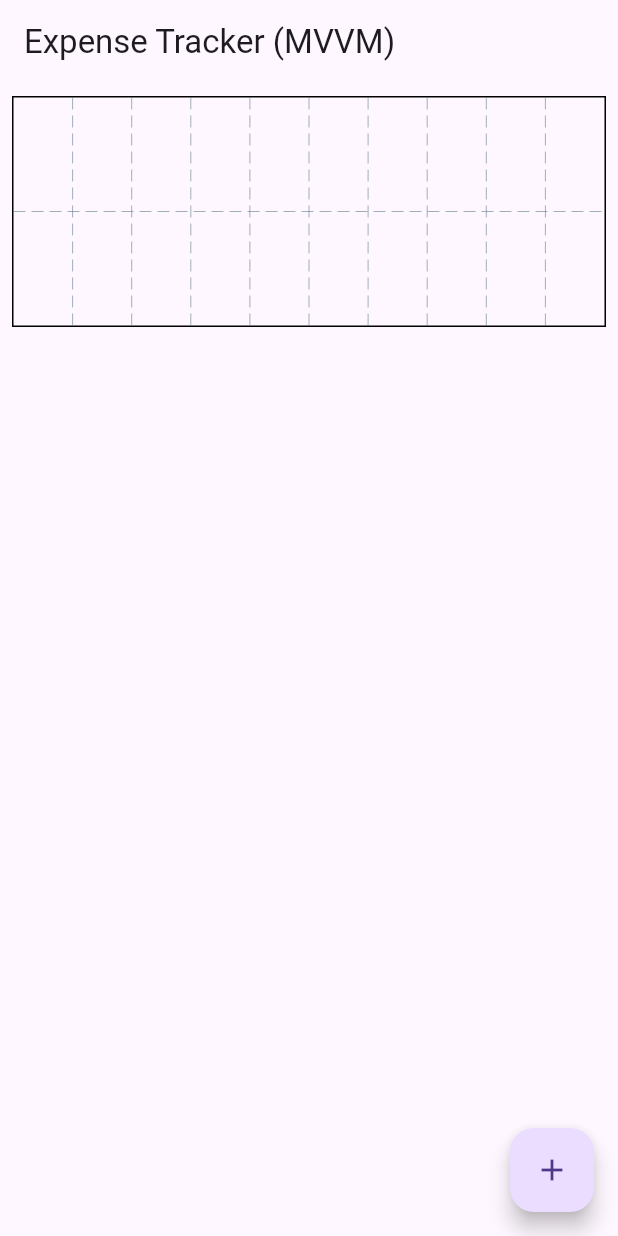
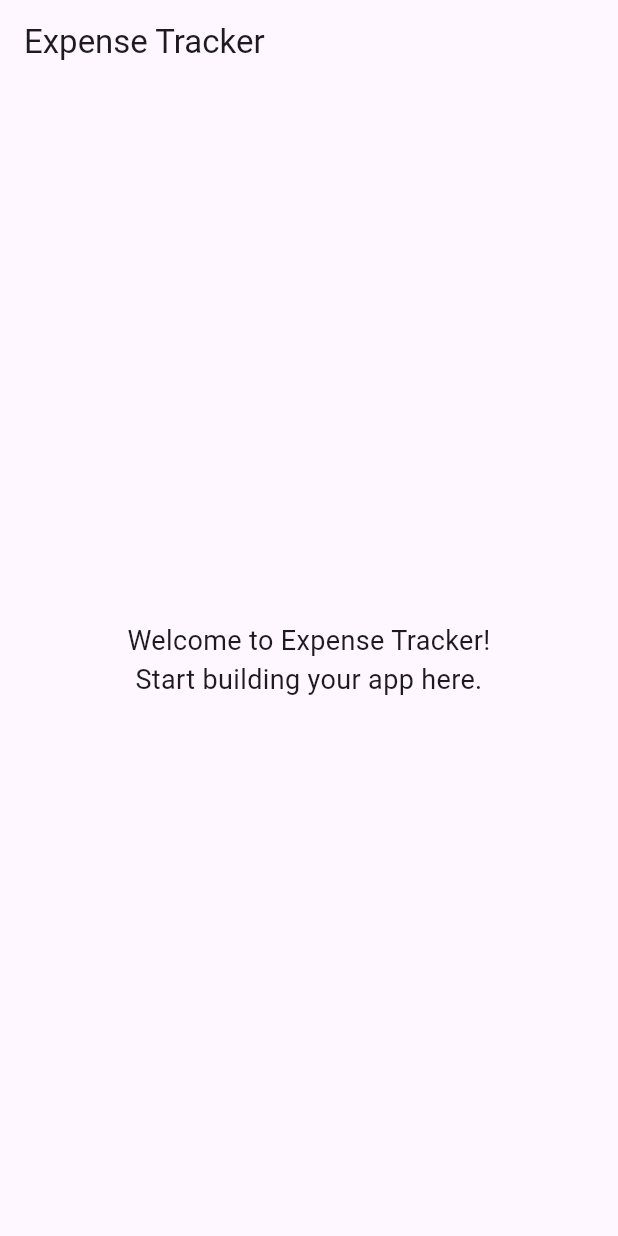
Before and after one commit to 1809gaurav/AppDev_ExpenseTracker, a Flutter app: the screen it shows after launch, on a phone screen of 412 x 824 dp. Run offline on Flutter 3.47's test engine with Material 3 defaults, Android fonts, the phone set to English and light mode, and no system bars; drawn by our look-alikes of fl_chart.

Commit message:
Updated Files

```diff
--- a/lib/main.dart
+++ b/lib/main.dart
@@ -1,9 +1,4 @@
-// main.dart
-
 import 'package:flutter/material.dart';
-import 'package:provider/provider.dart';
-import 'viewmodels/expense_viewmodel.dart';
-import 'views/expense_view.dart';
 
 void main() {
   runApp(const MyApp());
@@ -14,13 +9,29 @@ class MyApp extends StatelessWidget {
 
   @override
   Widget build(BuildContext context) {
-    // Provide the ViewModel to the widget tree
-    return ChangeNotifierProvider(
-      create: (context) => ExpenseViewModel(),
-      child: MaterialApp(
-        title: 'Expense Tracker (MVVM)',
-        theme: ThemeData(primarySwatch: Colors.blue),
-        home: const ExpenseView(),
+    return MaterialApp(
+      title: 'Expense Tracker',
+      theme: ThemeData(primarySwatch: Colors.blue),
+      home: const HomePage(),
+    );
+  }
+}
+
+class HomePage extends StatelessWidget {
+  const HomePage({super.key});
+
+  @override
+  Widget build(BuildContext context) {
+    return Scaffold(
+      appBar: AppBar(
+        title: const Text('Expense Tracker'),
+      ),
+      body: const Center(
+        child: Text(
+          'Welcome to Expense Tracker!\nStart building your app here.',
+          textAlign: TextAlign.center,
+          style: TextStyle(fontSize: 18),
+        ),
       ),
     );
   }
--- a/lib/models/expense_model.dart
+++ b/lib/models/expense_model.dart
@@ -1,6 +1,5 @@
+// TODO: Define your Expense model here
+// Consider what properties an expense should have
 class Expense {
-  final double amount;
-  final DateTime date;
-
-  Expense({required this.amount, required this.date});
+  // Add your expense properties here
 }
--- a/lib/viewmodels/expense_viewmodel.dart
+++ b/lib/viewmodels/expense_viewmodel.dart
@@ -1,30 +1,13 @@
 import 'package:flutter/material.dart';
-import 'dart:collection';
-import '../models/expense_model.dart';
+// import '../models/expense_model.dart'; // Uncomment when you implement the model
 
+// TODO: Implement your ExpenseViewModel using MVVM pattern
+// This should handle the business logic for managing expenses
 class ExpenseViewModel extends ChangeNotifier {
-  final List<Expense> _expenses = [];
-
-  // Provides an unmodifiable view of the expenses list
-  UnmodifiableListView<Expense> get expenses => UnmodifiableListView(_expenses);
-
-  // Calculates total daily expenses for the chart
-  Map<int, double> get dailyTotals {
-    final Map<int, double> totals = {};
-    for (var expense in _expenses) {
-      totals.update(
-        expense.date.weekday,
-        (value) => value + expense.amount,
-        ifAbsent: () => expense.amount,
-      );
-    }
-    return totals;
-  }
-
-  // Business logic to add a new expense
-  void addExpense(double amount) {
-    _expenses.add(Expense(amount: amount, date: DateTime.now()));
-    // Notify listeners (the View) that the state has changed
-    notifyListeners();
-  }
+  // TODO: Add your expense management logic here
+  // Consider:
+  // - How to store expenses
+  // - How to add new expenses
+  // - How to calculate totals for charts
+  // - How to notify the UI of changes
 }
--- a/lib/views/expense_view.dart
+++ b/lib/views/expense_view.dart
@@ -1,172 +1,25 @@
-// views/expense_view.dart
+import 'package:flutter/material.dart';
 
-import 'package:flutter/material.dart';
-import 'package:fl_chart/fl_chart.dart';
-import 'package:intl/intl.dart';
-import 'package:provider/provider.dart';
-import '../viewmodels/expense_viewmodel.dart';
+// TODO: Create your ExpenseView widget here
+// This should be the main screen for displaying and managing expenses
+// Consider implementing:
+// - A list view to show expenses
+// - A chart to visualize spending patterns
+// - Forms to add new expenses
+// - Integration with your ExpenseViewModel
 
 class ExpenseView extends StatelessWidget {
   const ExpenseView({super.key});
 
   @override
   Widget build(BuildContext context) {
-    final expenseViewModel = Provider.of<ExpenseViewModel>(context);
-
     return Scaffold(
-      appBar: AppBar(title: const Text('Expense Tracker (MVVM)')),
-      body: Column(
-        children: [
-          SizedBox(
-            height: 200,
-            child: Padding(
-              padding: const EdgeInsets.all(8.0),
-              child: BarChart(
-                BarChartData(
-                  alignment: BarChartAlignment.spaceAround,
-                  maxY: expenseViewModel.dailyTotals.values.isEmpty
-                      ? 100
-                      : expenseViewModel.dailyTotals.values.reduce(
-                              (a, b) => a > b ? a : b,
-                            ) *
-                            1.2,
-                  barGroups: expenseViewModel.dailyTotals.entries
-                      .map(
-                        (entry) => BarChartGroupData(
-                          x: entry.key,
-                          barRods: [
-                            BarChartRodData(
-                              toY: entry.value,
-                              color: Colors.blue,
-                              width: 16,
-                            ),
-                          ],
-                        ),
-                      )
-                      .toList(),
-                  titlesData: FlTitlesData(
-                    // Hide top and right titles
-                    topTitles: const AxisTitles(
-                      sideTitles: SideTitles(showTitles: false),
-                    ),
-                    rightTitles: const AxisTitles(
-                      sideTitles: SideTitles(showTitles: false),
-                    ),
-                    // Configure bottom titles (X-axis)
-                    bottomTitles: AxisTitles(
-                      sideTitles: SideTitles(
-                        showTitles: true,
-                        reservedSize: 30, // Space for the titles
-                        // This function is called by fl_chart to get the widget for each title.
-                        // It provides the numeric 'value' (e.g., 1 for Monday) and the 'meta' object.
-                        getTitlesWidget: (value, meta) {
-                          const style = TextStyle(
-                            color: Colors.black,
-                            fontWeight: FontWeight.bold,
-                            fontSize: 14,
-                          );
-                          String text;
-                          switch (value.toInt()) {
-                            case 1:
-                              text = 'Mon';
-                              break;
-                            case 2:
-                              text = 'Tue';
-                              break;
-                            case 3:
-                              text = 'Wed';
-                              break;
-                            case 4:
-                              text = 'Thu';
-                              break;
-                            case 5:
-                              text = 'Fri';
-                              break;
-                            case 6:
-                              text = 'Sat';
-                              break;
-                            case 7:
-                              text = 'Sun';
-                              break;
-                            default:
-                              text = '';
-                              break;
-                          }
-                          // The SideTitleWidget MUST be used here.
-                          // It requires the 'axisSide' from the 'meta' object to render correctly.
-                          return SideTitleWidget(
-                            meta: meta,
-                            space: 4.0, // Space between the chart and the title
-                            child: Text(text, style: style),
-                          );
-                        },
-                      ),
-                    ),
-                    // Hide left titles (Y-axis) for a minimal look
-                    leftTitles: const AxisTitles(
-                      sideTitles: SideTitles(showTitles: false),
-                    ),
-                  ),
-                ),
-              ),
-            ),
-          ),
-          Expanded(
-            child: ListView.builder(
-              itemCount: expenseViewModel.expenses.length,
-              itemBuilder: (context, index) {
-                final expense = expenseViewModel.expenses[index];
-                return ListTile(
-                  title: Text('\$${expense.amount.toStringAsFixed(2)}'),
-                  subtitle: Text(DateFormat.yMMMd().format(expense.date)),
-                );
-              },
-            ),
-          ),
-        ],
+      appBar: AppBar(
+        title: const Text('Expenses'),
       ),
-      floatingActionButton: FloatingActionButton(
-        onPressed: () => _showAddExpenseDialog(context),
-        child: const Icon(Icons.add),
+      body: const Center(
+        child: Text('TODO: Implement expense view'),
       ),
     );
   }
-
-  void _showAddExpenseDialog(BuildContext context) {
-    final TextEditingController amountController = TextEditingController();
-    showDialog(
-      context: context,
-      builder: (context) {
-        return AlertDialog(
-          title: const Text('Add Expense'),
-          content: TextField(
-            controller: amountController,
-            keyboardType: TextInputType.number,
-            decoration: const InputDecoration(labelText: 'Amount'),
-          ),
-          actions: [
-            TextButton(
-              onPressed: () {
-                Navigator.of(context).pop();
-              },
-              child: const Text('Cancel'),
-            ),
-            TextButton(
-              onPressed: () {
-                final amount = double.tryParse(amountController.text);
-                if (amount != null) {
-                  Provider.of<ExpenseViewModel>(
-                    context,
-                    listen: false,
-                  ).addExpense(amount);
-                }
-                Navigator.of(context).pop();
-              },
-              child: const Text('Add'),
-            ),
-          ],
-        );
-      },
-    );
-  }
 }
--- a/pubspec.yaml
+++ b/pubspec.yaml
@@ -19,7 +19,7 @@ publish_to: 'none' # Remove this line if you wish to publish to pub.dev
 version: 1.0.0+1
 
 environment:
-  sdk: ^3.9.2
+  sdk: ^3.8.0
 
 # Dependencies specify other packages that your package needs in order to work.
 # To automatically upgrade your package dependencies to the latest versions
@@ -34,7 +34,7 @@ dependencies:
   # The following adds the Cupertino Icons font to your application.
   # Use with the CupertinoIcons class for iOS style icons.
   cupertino_icons: ^1.0.8
-  fl_chart: ^1.1.1
+  fl_chart: ^0.68.0
   intl: ^0.20.2
   provider: ^6.1.5+1
 
```
Also changed, not shown: pubspec.lock, 3 other files.
